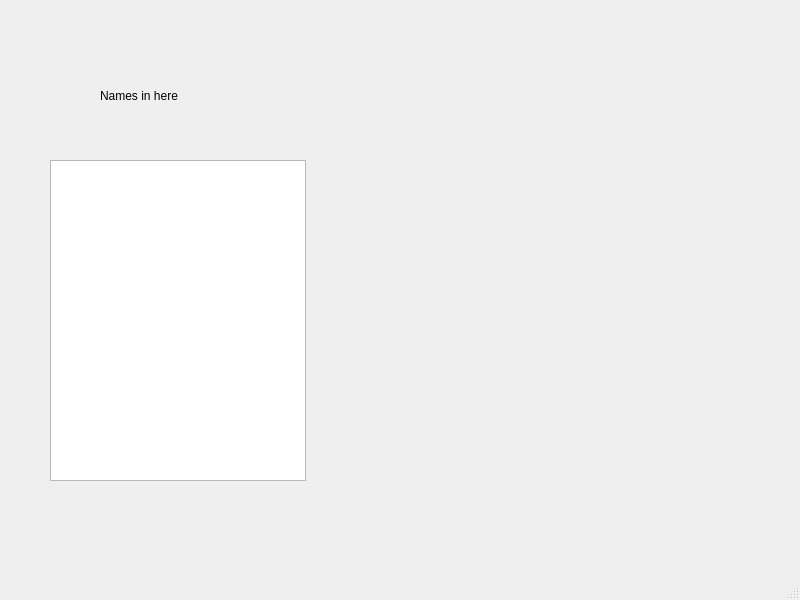
Before: the Qt Designer form oop_labs/Lab2-3d-ver/mainwindow.ui in Lshprog/term3_projects, drawn with Qt 5.
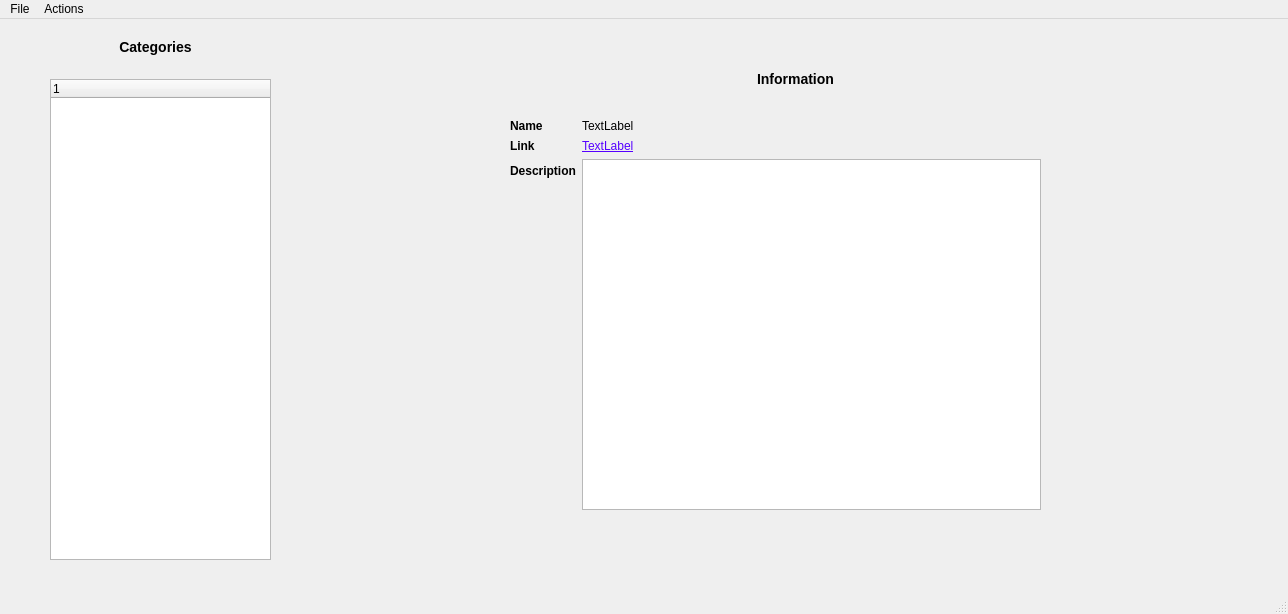
After: the same form once the commit is applied.

Patch:
```diff
--- a/oop_labs/Lab2-3d-ver/mainwindow.ui
+++ b/oop_labs/Lab2-3d-ver/mainwindow.ui
@@ -6,36 +6,141 @@
    <rect>
     <x>0</x>
     <y>0</y>
-    <width>800</width>
-    <height>600</height>
+    <width>1288</width>
+    <height>614</height>
    </rect>
   </property>
   <property name="windowTitle">
    <string>MainWindow</string>
   </property>
   <widget class="QWidget" name="centralwidget">
-   <widget class="QListView" name="listView">
+   <widget class="QTreeWidget" name="treeWidget">
     <property name="geometry">
      <rect>
       <x>50</x>
-      <y>160</y>
-      <width>256</width>
-      <height>321</height>
+      <y>60</y>
+      <width>221</width>
+      <height>481</height>
      </rect>
     </property>
+    <column>
+     <property name="text">
+      <string notr="true">1</string>
+     </property>
+    </column>
    </widget>
    <widget class="QLabel" name="label">
     <property name="geometry">
      <rect>
-      <x>100</x>
-      <y>70</y>
-      <width>171</width>
-      <height>51</height>
+      <x>690</x>
+      <y>50</y>
+      <width>211</width>
+      <height>20</height>
      </rect>
     </property>
+    <property name="styleSheet">
+     <string notr="true">font:bold 14px;
+</string>
+    </property>
     <property name="text">
-     <string>Names in here</string>
+     <string>Information</string>
     </property>
+    <property name="alignment">
+     <set>Qt::AlignCenter</set>
+    </property>
+    <property name="openExternalLinks">
+     <bool>false</bool>
+    </property>
+   </widget>
+   <widget class="QLabel" name="Cat_label">
+    <property name="geometry">
+     <rect>
+      <x>90</x>
+      <y>20</y>
+      <width>131</width>
+      <height>16</height>
+     </rect>
+    </property>
+    <property name="styleSheet">
+     <string notr="true">font:bold 14px;
+</string>
+    </property>
+    <property name="text">
+     <string>Categories</string>
+    </property>
+    <property name="alignment">
+     <set>Qt::AlignCenter</set>
+    </property>
+   </widget>
+   <widget class="QWidget" name="layoutWidget">
+    <property name="geometry">
+     <rect>
+      <x>510</x>
+      <y>100</y>
+      <width>531</width>
+      <height>391</height>
+     </rect>
+    </property>
+    <layout class="QFormLayout" name="formLayout">
+     <item row="0" column="0">
+      <widget class="QLabel" name="Name_label">
+       <property name="styleSheet">
+        <string notr="true">font:bold 12px</string>
+       </property>
+       <property name="text">
+        <string>Name</string>
+       </property>
+      </widget>
+     </item>
+     <item row="1" column="0">
+      <widget class="QLabel" name="Link_label">
+       <property name="styleSheet">
+        <string notr="true">font:bold 12px</string>
+       </property>
+       <property name="text">
+        <string>Link</string>
+       </property>
+      </widget>
+     </item>
+     <item row="1" column="1">
+      <widget class="QLabel" name="Link_text">
+       <property name="styleSheet">
+        <string notr="true">color:rgb(85, 0, 255);
+font: 9pt &quot;Arial&quot;;
+text-decoration: underline;</string>
+       </property>
+       <property name="text">
+        <string>TextLabel</string>
+       </property>
+       <property name="openExternalLinks">
+        <bool>true</bool>
+       </property>
+      </widget>
+     </item>
+     <item row="2" column="0">
+      <widget class="QLabel" name="Desc_label">
+       <property name="styleSheet">
+        <string notr="true">font:bold 12px</string>
+       </property>
+       <property name="text">
+        <string>Description</string>
+       </property>
+      </widget>
+     </item>
+     <item row="2" column="1">
+      <widget class="QTextBrowser" name="Desc_text"/>
+     </item>
+     <item row="0" column="1">
+      <widget class="QLabel" name="Name_text">
+       <property name="text">
+        <string>TextLabel</string>
+       </property>
+       <property name="openExternalLinks">
+        <bool>false</bool>
+       </property>
+      </widget>
+     </item>
+    </layout>
    </widget>
   </widget>
   <widget class="QMenuBar" name="menubar">
@@ -43,10 +148,29 @@
     <rect>
      <x>0</x>
      <y>0</y>
-     <width>800</width>
+     <width>1288</width>
      <height>22</height>
     </rect>
    </property>
+   <widget class="QMenu" name="menuFile">
+    <property name="title">
+     <string>File</string>
+    </property>
+    <addaction name="actionSave_File"/>
+    <addaction name="actionImport_FIle"/>
+   </widget>
+   <widget class="QMenu" name="menuActions">
+    <property name="title">
+     <string>Actions</string>
+    </property>
+    <addaction name="actionAdd_Category"/>
+    <addaction name="separator"/>
+    <addaction name="actionAdd_element"/>
+    <addaction name="actionDelete_Element"/>
+    <addaction name="actionEdit_Element"/>
+   </widget>
+   <addaction name="menuFile"/>
+   <addaction name="menuActions"/>
   </widget>
   <widget class="QStatusBar" name="statusbar"/>
  </widget>
```
Left out of the diff: 42 changed lines with no effect on the pictures.
